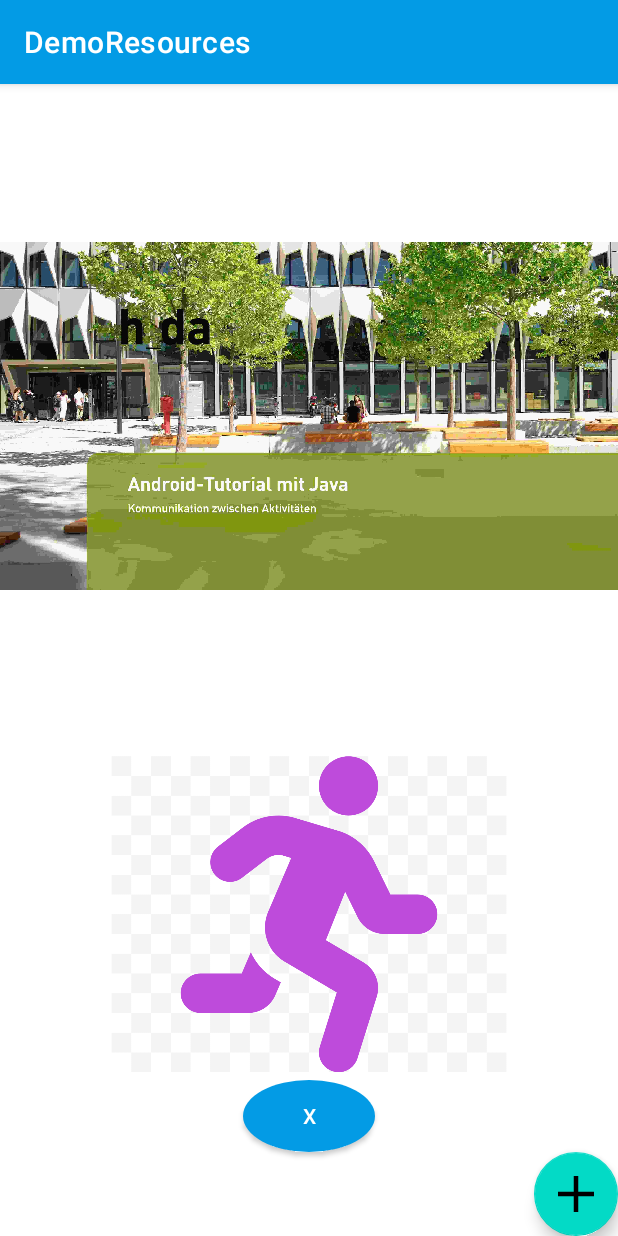
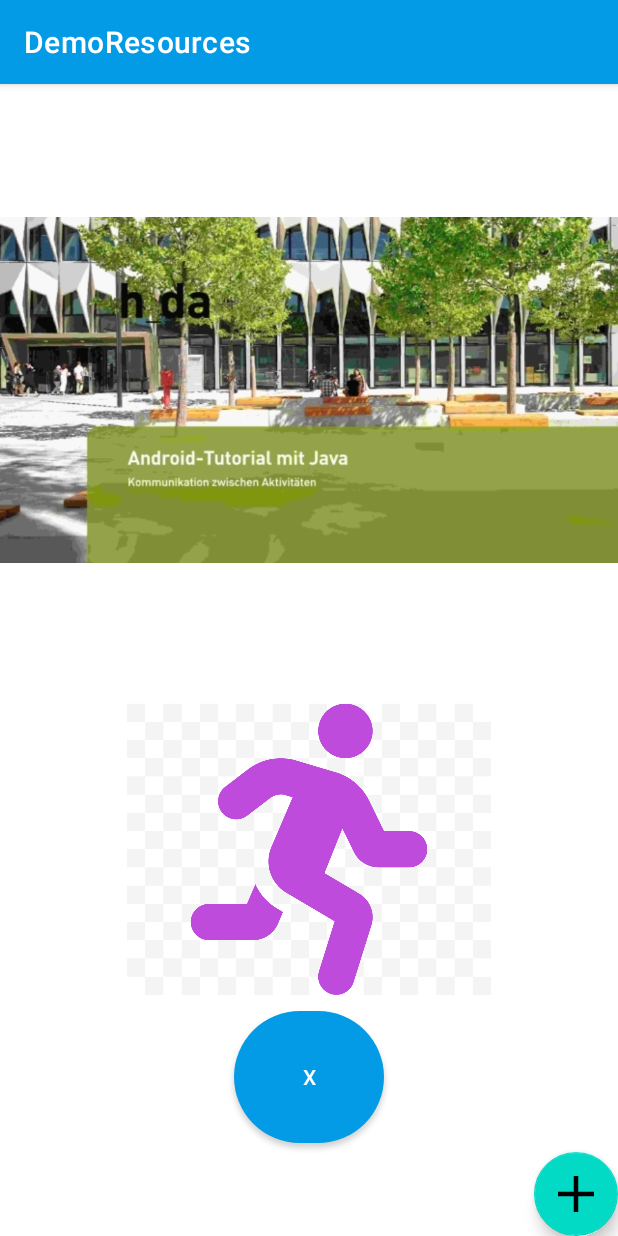
Before and after one commit to utetrapp/AndroidTutorialJava, an Android app: the screen it shows after launch (MainActivity), on a phone screen of 412 x 824 dp. Run offline under Robolectric (Android 15) with nearby library versions, the phone set to English and light mode, and no system bars.

Commit message:
rescaled jpg image

```diff
--- a/examples/DemoResources/app/src/main/res/layout/activity_main.xml
+++ b/examples/DemoResources/app/src/main/res/layout/activity_main.xml
@@ -14,22 +14,24 @@
         android:layout_height="0dp"
         android:layout_weight="2"
         app:srcCompat="@drawable/intro"
-        />
+        android:contentDescription="TODO" />
 
     <ImageView
         android:id="@+id/imageView2"
         android:layout_width="match_parent"
         android:layout_height="0dp"
         android:layout_weight="1"
-        app:srcCompat="@drawable/runner" />
+        app:srcCompat="@drawable/runner"
+        android:contentDescription="TODO" />
 
     <Button
         android:id="@+id/button"
-        android:layout_width="wrap_content"
-        android:layout_height="wrap_content"
-        android:background="@drawable/oval"
+        android:layout_width="100dp"
+        android:layout_height="100dp"
         android:layout_gravity="center"
         android:textColor="#ffffff"
+        android:padding="0dp"
+        app:cornerRadius="200dp"
         android:text="x" />
 
     <com.google.android.material.floatingactionbutton.FloatingActionButton
@@ -38,5 +40,6 @@
         android:layout_height="wrap_content"
         android:layout_gravity="end"
         android:clickable="true"
-        app:srcCompat="@drawable/plus" />
+        app:srcCompat="@drawable/plus"
+        android:focusable="true" />
 </LinearLayout>
```
Also changed, not shown: examples/DemoResources/app/src/main/res/drawable/intro.jpg.
